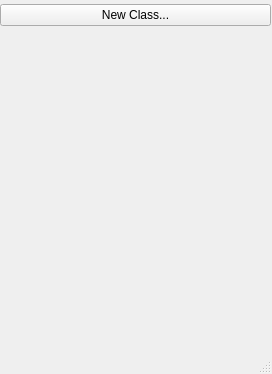
This is mainwindow.ui in AvaN0x/IUT-UMLDesigner as Qt 5 draws it before an edit. The edited form follows.
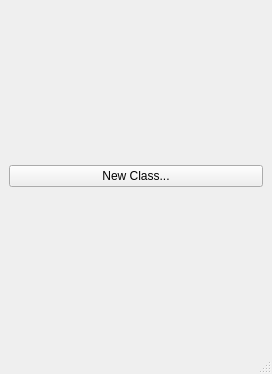
This is the edited form.

What changed in the file:
```diff
--- a/mainwindow.ui
+++ b/mainwindow.ui
@@ -14,16 +14,7 @@
    <string>MainWindow</string>
   </property>
   <widget class="QWidget" name="centralwidget">
-   <widget class="QWidget" name="horizontalLayoutWidget">
-    <property name="geometry">
-     <rect>
-      <x>0</x>
-      <y>0</y>
-      <width>271</width>
-      <height>31</height>
-     </rect>
-    </property>
-    <layout class="QHBoxLayout" name="horizontalLayout">
+   <layout class="QVBoxLayout" name="verticalLayout">
      <item>
       <widget class="QPushButton" name="btn_newClass">
        <property name="contextMenuPolicy">
@@ -34,19 +25,10 @@
        </property>
       </widget>
      </item>
-    </layout>
-   </widget>
-   <widget class="QWidget" name="horizontalLayoutWidget_2">
-    <property name="geometry">
-     <rect>
-      <x>0</x>
-      <y>30</y>
-      <width>271</width>
-      <height>301</height>
-     </rect>
-    </property>
+    <item>
     <layout class="QHBoxLayout" name="sw_classes"/>
-   </widget>
+    </item>
+   </layout>
   </widget>
   <widget class="QStatusBar" name="statusbar"/>
   <widget class="QMenuBar" name="menubar">
```
Lines whose indentation alone changed are shown as unchanged.
